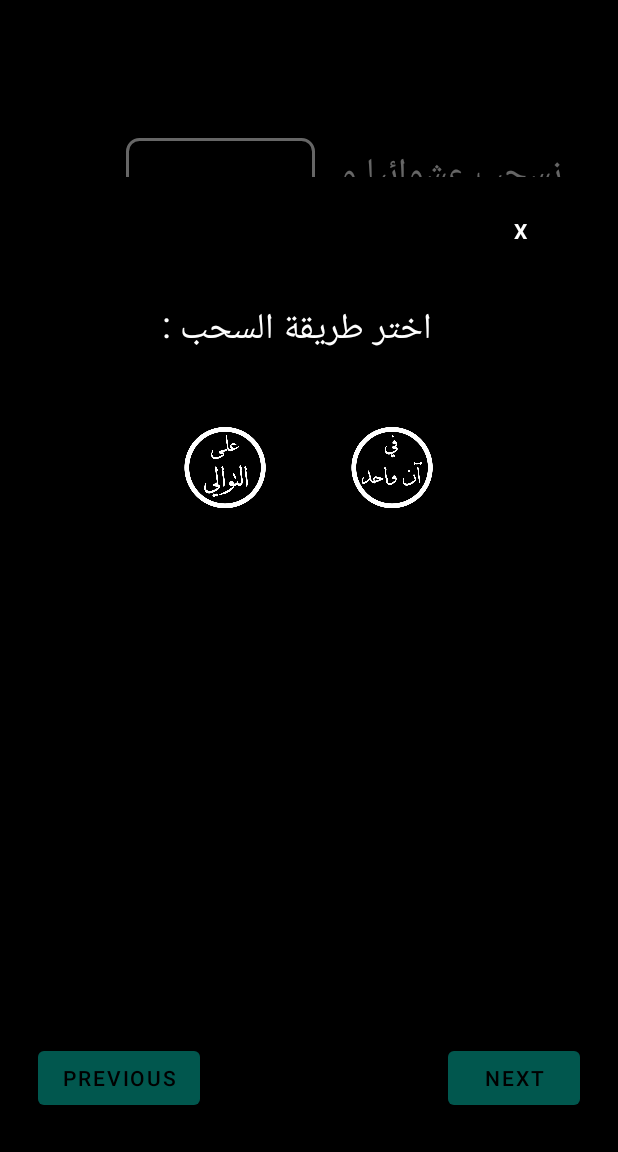
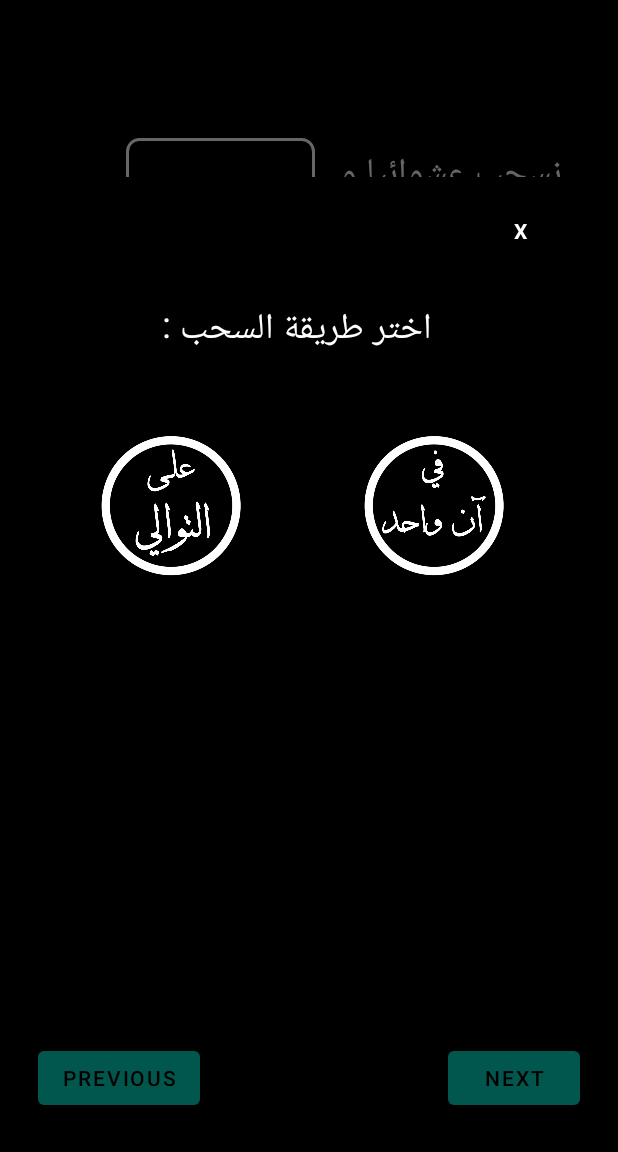
Before and after one commit to kheirouBMT/Probabilis, an Android app: the type screen opened directly, with no data from a screen before it, after a tap on an icon or button, on a phone screen of 412 x 824 dp, the part 84-1236 px from its top. Run offline under Robolectric (Android 15) with nearby library versions, the phone set to English and light mode, and no system bars.

Commit message:
3 prblm fixed

```diff
--- a/app/src/main/java/com/example/probabilis/inputs.java
+++ b/app/src/main/java/com/example/probabilis/inputs.java
@@ -10,6 +10,7 @@ import android.text.TextWatcher;
 import android.view.View;
 import android.widget.EditText;
 import android.widget.TextView;
+import android.widget.Toast;
 
 import java.util.ArrayList;
 
@@ -176,6 +177,11 @@ public class inputs extends AppCompatActivity {
 
     }
     public void  type(View view){
-        startActivity(new Intent(this,type.class));
+        if (Result ==0){
+            Toast.makeText(inputs.this, "أرجوا إضافة كرات",Toast.LENGTH_SHORT).show();
+        }
+        else {
+            startActivity(new Intent(this,type.class));}
+
     }
 }
--- a/app/src/main/java/com/example/probabilis/type.java
+++ b/app/src/main/java/com/example/probabilis/type.java
@@ -26,6 +26,7 @@ public class type extends AppCompatActivity {
         draws = findViewById(R.id.draws);// num picker
 
         choices = getResources().getStringArray(R.array.picker);
+        draws.setDescendantFocusability(NumberPicker.FOCUS_BLOCK_DESCENDANTS);
         draws.setDisplayedValues(choices);
         draws.setMinValue(0);
         draws.setMaxValue(9);
--- a/app/src/main/res/layout/pop_up.xml
+++ b/app/src/main/res/layout/pop_up.xml
@@ -27,29 +27,31 @@
         android:id="@+id/textView6"
         android:layout_width="match_parent"
         android:layout_height="56dp"
+        android:layout_margin="15dp"
         android:text="            اختر طريقة السحب :"
         android:textColor="@color/white"
-        android:layout_margin="15dp"
-        android:textSize="24sp"/>
+        android:textSize="24sp" />
+
     <LinearLayout
-        android:layout_width="wrap_content"
-        android:layout_height="wrap_content"
+        android:layout_width="333dp"
+        android:layout_height="130dp"
         android:layout_gravity="center"
         android:background="@color/black"
+        android:divider="@drawable/divider"
         android:orientation="horizontal"
-        android:showDividers="middle"
-        android:divider="@drawable/divider"
-        android:padding="5dp">
+        android:padding="5dp"
+        android:showDividers="middle">
+
         <ImageView
             android:id="@+id/tawali"
-            android:layout_width="76dp"
-            android:layout_height="71dp"
+            android:layout_width="140dp"
+            android:layout_height="122dp"
             app:srcCompat="@drawable/tawali" />
 
         <ImageView
             android:id="@+id/together"
-            android:layout_width="76dp"
-            android:layout_height="71dp"
+            android:layout_width="140dp"
+            android:layout_height="122dp"
             app:srcCompat="@drawable/together" />
 
 
@@ -57,7 +59,7 @@
 
     <LinearLayout
         android:layout_width="317dp"
-        android:layout_height="178dp"
+        android:layout_height="177dp"
         android:layout_gravity="left"
         android:layout_margin="15dp"
         android:background="@color/black"
```
